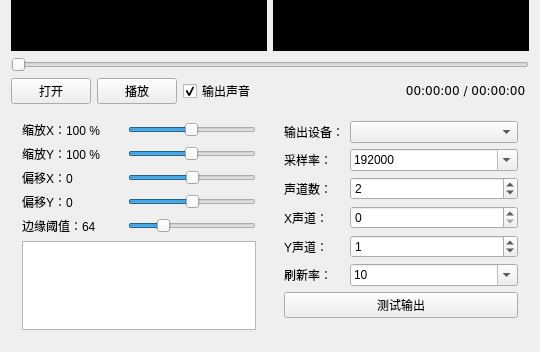
YJBeetle/OscilloscopePlayer, file mainwindow.ui: the form before one commit; both pictures show x 0 to 540 and y 216 to 568 of the 540 by 568 pixel window.
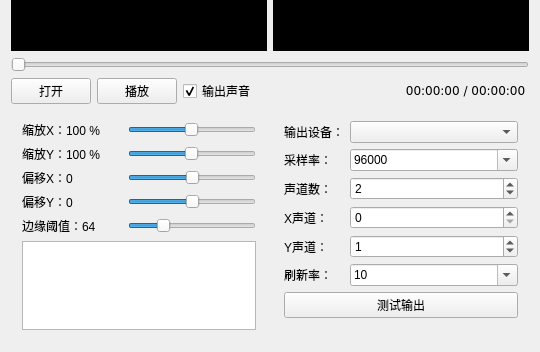
The form after the commit. Custom widgets are drawn as their Qt base class.

The edit to the form file:
```diff
--- a/mainwindow.ui
+++ b/mainwindow.ui
@@ -207,7 +207,7 @@
           <bool>true</bool>
          </property>
          <property name="currentIndex">
-          <number>0</number>
+          <number>2</number>
          </property>
          <item>
           <property name="text">
```
